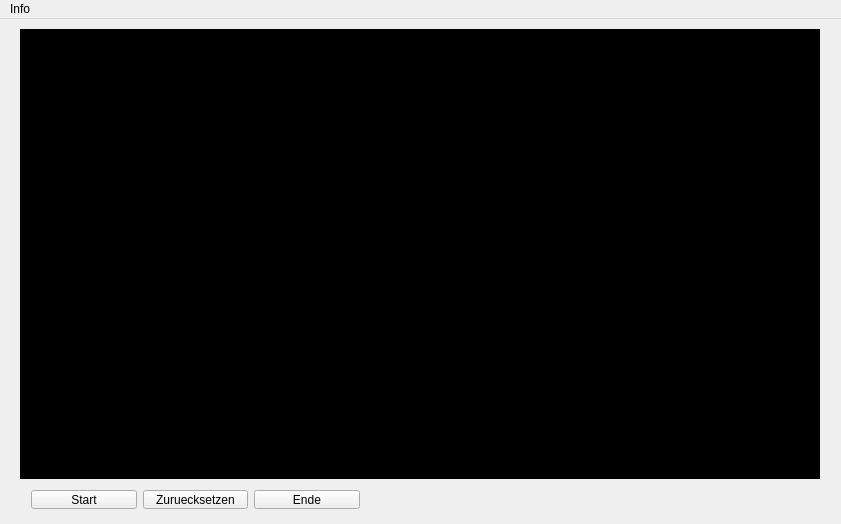
Old version of the form Client/mainwindow.ui in the repository ElectroStar/ETechnikProjekt.
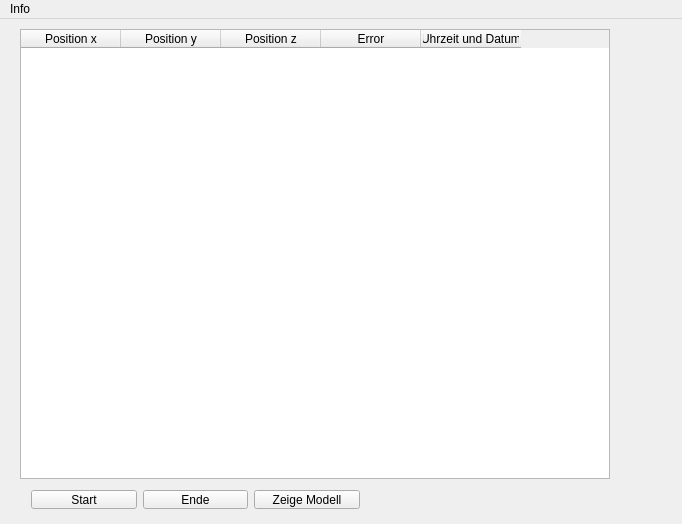
New version of the form. Icons and pictures are not drawn.

Diff of the .ui file:
```diff
--- a/Client/mainwindow.ui
+++ b/Client/mainwindow.ui
@@ -6,7 +6,7 @@
    <rect>
     <x>0</x>
     <y>0</y>
-    <width>841</width>
+    <width>682</width>
     <height>524</height>
    </rect>
   </property>
@@ -31,22 +31,6 @@
      <string/>
     </property>
    </widget>
-   <widget class="QLabel" name="showStreamLabel">
-    <property name="geometry">
-     <rect>
-      <x>20</x>
-      <y>10</y>
-      <width>800</width>
-      <height>450</height>
-     </rect>
-    </property>
-    <property name="styleSheet">
-     <string notr="true">background-color: rgb(0, 0, 0);</string>
-    </property>
-    <property name="text">
-     <string/>
-    </property>
-   </widget>
    <widget class="QWidget" name="layoutWidget">
     <property name="geometry">
      <rect>
@@ -64,13 +48,6 @@
        </property>
       </widget>
      </item>
-     <item>
-      <widget class="QPushButton" name="resetButton">
-       <property name="text">
-        <string>Zuruecksetzen</string>
-       </property>
-      </widget>
-     </item>
      <item>
       <widget class="QPushButton" name="cmd_ende">
        <property name="text">
@@ -78,15 +55,69 @@
        </property>
       </widget>
      </item>
+     <item>
+      <widget class="QPushButton" name="showModelButton">
+       <property name="text">
+        <string>Zeige Modell</string>
+       </property>
+      </widget>
+     </item>
     </layout>
    </widget>
+   <widget class="QTableWidget" name="tableWidget">
+    <property name="geometry">
+     <rect>
+      <x>20</x>
+      <y>10</y>
+      <width>590</width>
+      <height>450</height>
+     </rect>
+    </property>
+    <property name="sizePolicy">
+     <sizepolicy hsizetype="Expanding" vsizetype="Expanding">
+      <horstretch>0</horstretch>
+      <verstretch>0</verstretch>
+     </sizepolicy>
+    </property>
+    <property name="minimumSize">
+     <size>
+      <width>0</width>
+      <height>0</height>
+     </size>
+    </property>
+    <column>
+     <property name="text">
+      <string>Position x</string>
+     </property>
+    </column>
+    <column>
+     <property name="text">
+      <string>Position y</string>
+     </property>
+    </column>
+    <column>
+     <property name="text">
+      <string>Position z</string>
+     </property>
+    </column>
+    <column>
+     <property name="text">
+      <string>Error</string>
+     </property>
+    </column>
+    <column>
+     <property name="text">
+      <string>Uhrzeit und Datum</string>
+     </property>
+    </column>
+   </widget>
   </widget>
   <widget class="QMenuBar" name="menuBar">
    <property name="geometry">
     <rect>
      <x>0</x>
      <y>0</y>
-     <width>841</width>
+     <width>682</width>
      <height>25</height>
     </rect>
    </property>
```
